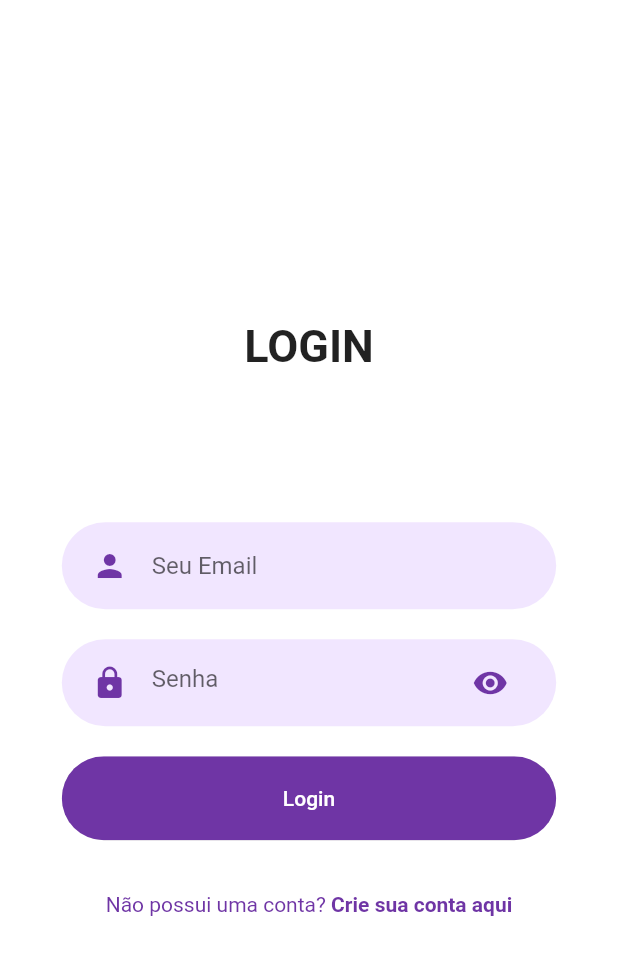
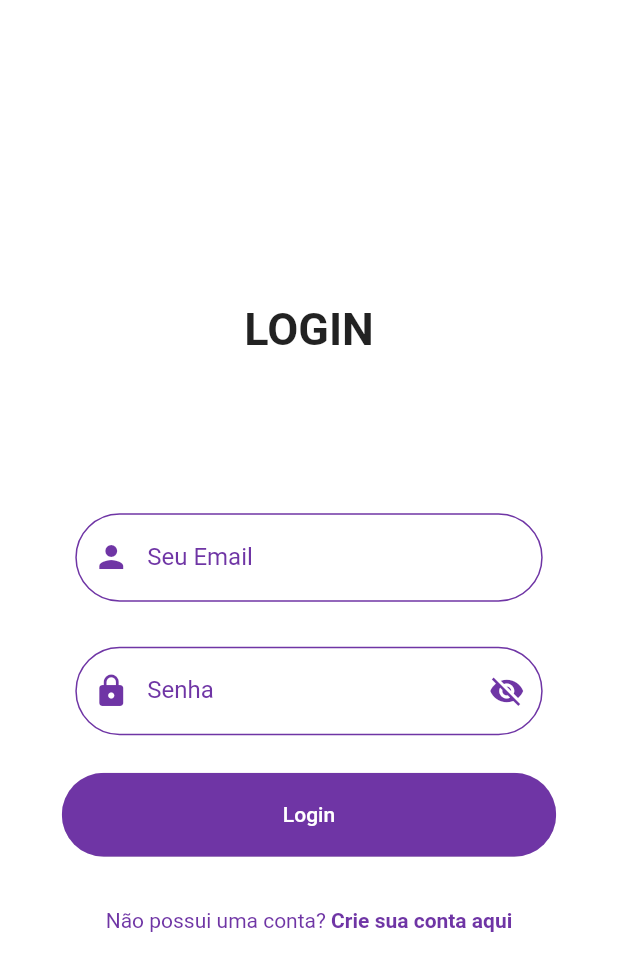
Before and after one commit to TCC-Estevao/app, a Flutter app: the screen it shows after launch, after a tap on "LOGIN", on a phone screen of 412 x 824 dp. Shown: the top 971 px of the screen. Run offline on Flutter 3.47's test engine with Material 2 defaults, Android fonts, the phone set to English and light mode, and no system bars; our stand-ins replace flutter_dotenv, flutter_secure_storage; network calls fail.

Commit message:
feat(security): validation fields
Requirement: MSTG-PLATFORM-2

```diff
--- a/lib/components/rounded_input.dart
+++ b/lib/components/rounded_input.dart
@@ -6,23 +6,37 @@ class RoundedInputField extends StatelessWidget {
   final String hinText;
   final IconData icon;
   final TextEditingController controller;
+  final String? Function(String?)? validator;
 
   const RoundedInputField({
     super.key,
     required this.hinText,
     required this.controller,
     this.icon = Icons.person,
+    required this.validator,
   });
 
   @override
   Widget build(BuildContext context) {
     return TextFieldContainer(
-      child: TextField(
+      child: TextFormField(
+        validator: validator,
         controller: controller,
         decoration: InputDecoration(
-          hintText: hinText,
-          border: InputBorder.none,
-          icon: Icon(icon, color: primaryColor),
+          labelText: hinText,
+          labelStyle: const TextStyle(color: primaryColor),
+          border: OutlineInputBorder(
+            borderRadius: BorderRadius.circular(30),
+          ),
+          enabledBorder: OutlineInputBorder(
+            borderSide: const BorderSide(color: primaryColor),
+            borderRadius: BorderRadius.circular(30),
+          ),
+          focusedBorder: OutlineInputBorder(
+            borderSide: const BorderSide(color: primaryColor),
+            borderRadius: BorderRadius.circular(30),
+          ),
+          prefixIcon: Icon(icon, color: primaryColor),
         ),
       ),
     );
--- a/lib/components/text_field_input.dart
+++ b/lib/components/text_field_input.dart
@@ -1,4 +1,3 @@
-import 'package:app/styles/colors.dart';
 import 'package:flutter/material.dart';
 
 class TextFieldContainer extends StatelessWidget {
@@ -14,11 +13,7 @@ class TextFieldContainer extends StatelessWidget {
     return Container(
       margin: const EdgeInsets.symmetric(vertical: 10),
       width: size.width * 0.8,
-      padding: const EdgeInsets.symmetric(horizontal: 20, vertical: 5),
-      decoration: BoxDecoration(
-        color: primaryLightColor,
-        borderRadius: BorderRadius.circular(30),
-      ),
+      padding: const EdgeInsets.symmetric(horizontal: 9, vertical: 5),
       child: child,
     );
   }
--- a/lib/constants/error_handling.dart
+++ b/lib/constants/error_handling.dart
@@ -1,10 +1,8 @@
 import 'dart:convert';
-import 'dart:developer';
 
 import 'package:app/constants/utils.dart';
 import 'package:flutter/widgets.dart';
 import 'package:http/http.dart' as http;
-import 'package:http/http.dart';
 
 void httpErrorHandle({
   required http.Response response,
--- a/lib/models/user.dart
+++ b/lib/models/user.dart
@@ -84,7 +84,7 @@ class User {
       spendingLimit: spendingLimit ?? this.spendingLimit,
       financialAccount: financialAccount ?? this.financialAccount,
       category: category ?? this.category,
-      accessToken: access_token ?? this.accessToken,
+      accessToken: access_token ?? accessToken,
     );
   }
 }
--- a/lib/screens/Login/body.dart
+++ b/lib/screens/Login/body.dart
@@ -1,5 +1,7 @@
+
 import 'package:app/styles/colors.dart';
 import 'package:app/screens/SignUp/signup_screen.dart';
+import 'package:app/utils/validations/email.dart';
 import 'package:flutter/material.dart';
 
 import '../../components/already_have_account_check.dart';
@@ -17,6 +19,7 @@ class LoginBody extends StatefulWidget {
 
 class _LoginBodyState extends State<LoginBody> {
   final AuthService authService = AuthService();
+  final GlobalKey<FormState> _formKey = GlobalKey<FormState>();
   final TextEditingController _emailController = TextEditingController();
   final TextEditingController _passwordController = TextEditingController();
 
@@ -29,11 +32,13 @@ class _LoginBodyState extends State<LoginBody> {
 
   void loginUser() async {
     FocusScope.of(context).unfocus();
+    if (_formKey.currentState!.validate()) {
       await authService.loginUser(
         context: context,
         email: _emailController.text,
         password: _passwordController.text,
       );
+    }
   }
 
   @override
@@ -43,6 +48,8 @@ class _LoginBodyState extends State<LoginBody> {
       body: SizedBox(
         height: size.height,
         width: double.infinity,
+        child: Form(
+          key: _formKey,
           child: Column(
             mainAxisAlignment: MainAxisAlignment.center,
             children: [
@@ -57,7 +64,16 @@ class _LoginBodyState extends State<LoginBody> {
               RoundedInputField(
                   hinText: "Seu Email",
                   icon: Icons.person,
-                controller: _emailController),
+                  controller: _emailController,
+                  validator: (value) {
+                    if (value == null || value.isEmpty) {
+                      return "Informe um email";
+                    }
+                    if (!isValidEmail(value)) {
+                      return 'Informe um email válido';
+                    }
+                    return null;
+                  }),
               RoundedPasswordField(controller: _passwordController),
               RoundedButton(
                   press: () {
@@ -80,6 +96,7 @@ class _LoginBodyState extends State<LoginBody> {
             ],
           ),
         ),
+      ),
     );
   }
 }
--- a/lib/screens/Login/components/rounded_password_input.dart
+++ b/lib/screens/Login/components/rounded_password_input.dart
@@ -3,31 +3,61 @@ import 'package:flutter/material.dart';
 
 import '../../../components/text_field_input.dart';
 
-class RoundedPasswordField extends StatelessWidget {
+class RoundedPasswordField extends StatefulWidget {
   final TextEditingController controller;
+
   const RoundedPasswordField({
     super.key,
     required this.controller,
   });
 
   @override
+  State<RoundedPasswordField> createState() => _RoundedPasswordFieldState();
+}
+
+class _RoundedPasswordFieldState extends State<RoundedPasswordField> {
+  bool visible = false;
+
+  @override
   Widget build(BuildContext context) {
     return TextFieldContainer(
-      child: TextField(
-        controller: controller,
-        obscureText: true,
+      child: TextFormField(
+        controller: widget.controller,
+        validator: (value) {
+          if (value == null || value.isEmpty) {
+            return 'Informe uma senha';
+          }
+          return null;
+        },
+        obscureText: !visible,
         keyboardType: TextInputType.text,
         textInputAction: TextInputAction.done,
-        decoration: const InputDecoration(
-          hintText: "Senha",
-          icon: Icon(
+        decoration: InputDecoration(
+          labelText: "Senha",
+          labelStyle: const TextStyle(color: primaryColor),
+          prefixIcon: const Icon(
             Icons.lock,
             color: primaryColor,
           ),
-          border: InputBorder.none,
-          suffixIcon: Icon(
-            Icons.visibility,
+          suffixIcon: IconButton(
+            icon: Icon(visible ? Icons.visibility : Icons.visibility_off),
             color: primaryColor,
+            onPressed: () {
+              setState(() {
+                visible = !visible;
+              });
+            },
+          ),
+          border: OutlineInputBorder(
+            borderRadius: BorderRadius.circular(30),
+          ),
+          enabledBorder: OutlineInputBorder(
+            borderSide: const BorderSide(color: primaryColor),
+            borderRadius: BorderRadius.circular(30),
+          ),
+          focusedBorder: OutlineInputBorder(
+            borderSide: const BorderSide(color: primaryColor),
+            borderRadius: BorderRadius.circular(30),
           ),
         ),
       ),
--- /dev/null
+++ b/lib/utils/validations/email.dart
@@ -0,0 +1,6 @@
+bool isValidEmail(String value) {
+  // Expressão regular para validar emails
+  // Esta expressão regular é uma simplificação e pode não cobrir todos os casos
+  final emailRegExp = RegExp(r'^[\w-]+(\.[\w-]+)*@([\w-]+\.)+[a-zA-Z]{2,7}$');
+  return emailRegExp.hasMatch(value);
+}
```
Also changed, not shown: lib/screens/BottomMenu/bottom_menu.dart (added, +27 -0 lines), lib/screens/SignUp/body.dart (+17 -0 lines), lib/services/auth_service.dart (+5 -19 lines). Lines whose indentation alone changed are shown as unchanged.
